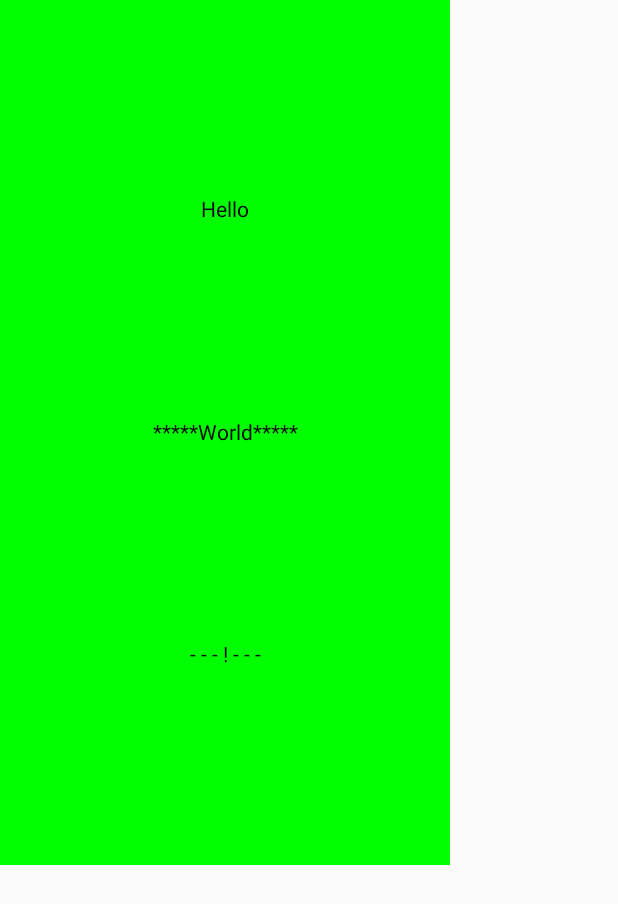
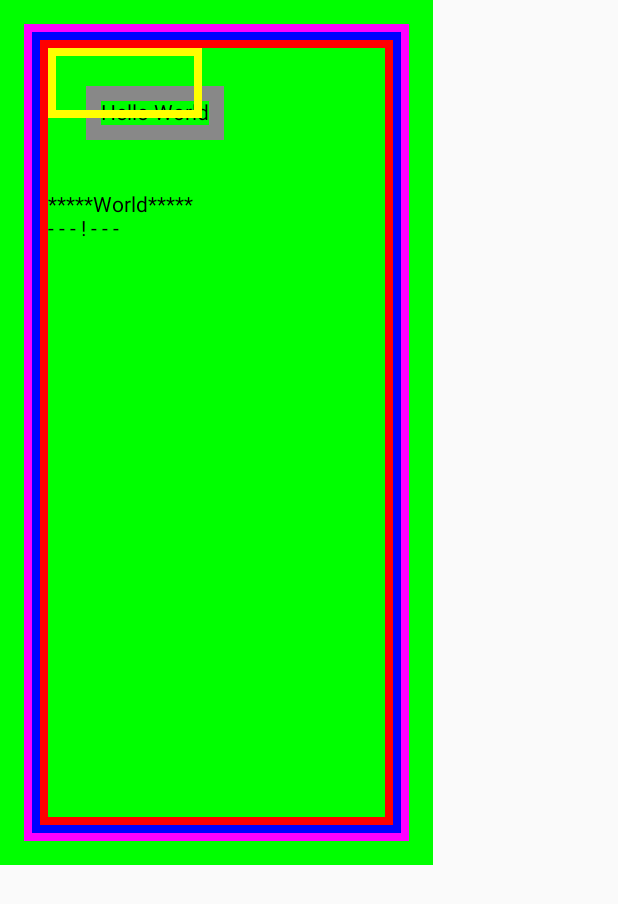
Before and after one commit to SargisKhlopuzyan/JetpackCompose, an Android app built with Jetpack Compose: the screen it shows after launch (MainActivity), on a phone screen of 412 x 824 dp. Shown: the top 904 px of the screen. Run offline under Robolectric (Android 15) with nearby library versions, the phone set to English and light mode, and no system bars.

Commit message:
Modifiers - Android Jetpack Compose - Part 3

```diff
--- a/app/src/main/java/com/sargis/khlopuzyan/jetpackcompose/MainActivity.kt
+++ b/app/src/main/java/com/sargis/khlopuzyan/jetpackcompose/MainActivity.kt
@@ -4,13 +4,11 @@ import android.os.Bundle
 import androidx.activity.ComponentActivity
 import androidx.activity.compose.setContent
 import androidx.compose.foundation.background
-import androidx.compose.foundation.layout.Arrangement
-import androidx.compose.foundation.layout.Column
-import androidx.compose.foundation.layout.fillMaxHeight
-import androidx.compose.foundation.layout.width
+import androidx.compose.foundation.border
+import androidx.compose.foundation.clickable
+import androidx.compose.foundation.layout.*
 import androidx.compose.material.Text
 import androidx.compose.runtime.Composable
-import androidx.compose.ui.Alignment
 import androidx.compose.ui.Modifier
 import androidx.compose.ui.graphics.Color
 import androidx.compose.ui.tooling.preview.Preview
@@ -25,12 +23,31 @@ class MainActivity : ComponentActivity() {
             Column(
                 modifier = Modifier
                     .background(Color.Green)
-                    .fillMaxHeight(0.7f)
-                    .width(300.dp),
-                horizontalAlignment = Alignment.CenterHorizontally,
-                verticalArrangement = Arrangement.SpaceEvenly
+                    .fillMaxSize(0.7f)
+                    .padding(16.dp)
+                    .border(5.dp, Color.Magenta)
+                    .padding(5.dp)
+                    .border(5.dp, Color.Blue)
+                    .padding(5.dp)
+                    .border(5.dp, Color.Red)
+                    .padding(5.dp),
+//                horizontalAlignment = Alignment.CenterHorizontally,
+//                verticalArrangement = Arrangement.SpaceEvenly
             ) {
-                Text(text = "Hello")
+                Text(
+                    text = "Hello World",
+                    modifier = Modifier
+                        .border(5.dp, Color.Yellow)
+                        .padding(5.dp)
+                        .offset(20.dp, 20.dp)
+                        .border(10.dp, Color.Gray)
+                        .padding(10.dp)
+                        .clickable {
+                            println("clickable")
+                        }
+                )
+
+                Spacer(modifier = Modifier.height(50.dp))
                 Text(text = "*****World*****")
                 Text(text = "- - - ! - - -")
             }
```
